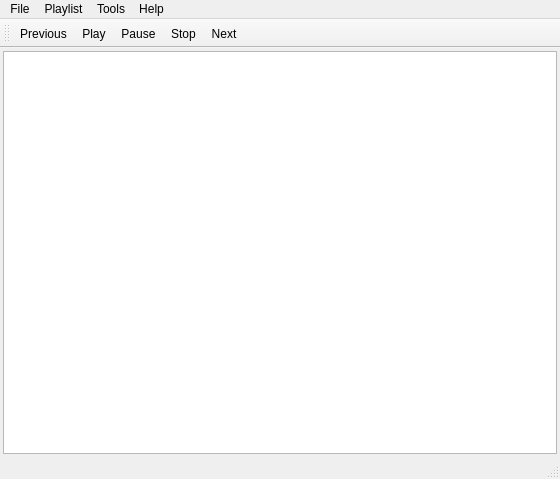
The window that mainwindow.ui (ksv1986/qsmmp) describes before a commit, drawn with Qt 5.
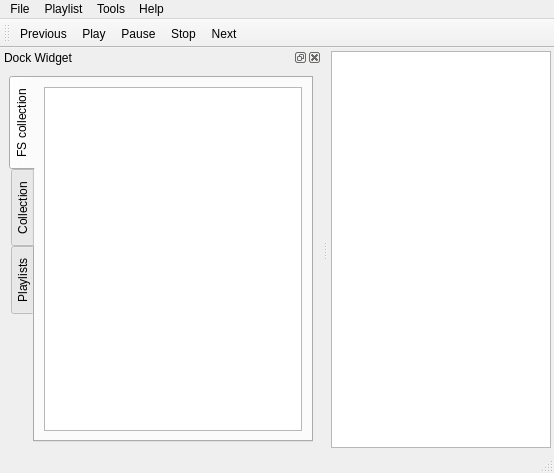
The same window after the commit. Icons and pictures are not drawn.

Diff of the .ui file:
```diff
--- a/mainwindow.ui
+++ b/mainwindow.ui
@@ -6,8 +6,8 @@
    <rect>
     <x>0</x>
     <y>0</y>
-    <width>560</width>
-    <height>479</height>
+    <width>554</width>
+    <height>473</height>
    </rect>
   </property>
   <property name="windowTitle">
@@ -19,18 +19,28 @@
      <number>3</number>
     </property>
     <item row="0" column="0">
-     <widget class="QSplitter" name="splitter">
-      <property name="orientation">
-       <enum>Qt::Horizontal</enum>
+     <widget class="QTableView" name="tableView">
+      <property name="acceptDrops">
+       <bool>true</bool>
       </property>
-      <widget class="QListView" name="listView">
-       <property name="alternatingRowColors">
-        <bool>true</bool>
-       </property>
-       <property name="isWrapping" stdset="0">
-        <bool>false</bool>
-       </property>
-      </widget>
+      <property name="editTriggers">
+       <set>QAbstractItemView::NoEditTriggers</set>
+      </property>
+      <property name="selectionBehavior">
+       <enum>QAbstractItemView::SelectRows</enum>
+      </property>
+      <property name="showGrid">
+       <bool>false</bool>
+      </property>
+      <property name="wordWrap">
+       <bool>false</bool>
+      </property>
+      <property name="cornerButtonEnabled">
+       <bool>false</bool>
+      </property>
+      <attribute name="verticalHeaderVisible">
+       <bool>false</bool>
+      </attribute>
      </widget>
     </item>
    </layout>
@@ -41,8 +51,8 @@
     <rect>
      <x>0</x>
      <y>0</y>
-     <width>560</width>
-     <height>24</height>
+     <width>554</width>
+     <height>25</height>
     </rect>
    </property>
    <widget class="QMenu" name="menuFile">
@@ -88,6 +98,64 @@
    <addaction name="actionStop"/>
    <addaction name="actionNext"/>
   </widget>
+  <widget class="QDockWidget" name="dockWidget">
+   <property name="features">
+    <set>QDockWidget::AllDockWidgetFeatures</set>
+   </property>
+   <property name="windowTitle">
+    <string>Dock Widget</string>
+   </property>
+   <attribute name="dockWidgetArea">
+    <number>1</number>
+   </attribute>
+   <widget class="QWidget" name="dockWidgetContents">
+    <layout class="QGridLayout" name="gridLayout_2">
+     <item row="0" column="0">
+      <widget class="QTabWidget" name="tabWidget">
+       <property name="tabPosition">
+        <enum>QTabWidget::West</enum>
+       </property>
+       <property name="currentIndex">
+        <number>0</number>
+       </property>
+       <property name="documentMode">
+        <bool>false</bool>
+       </property>
+       <widget class="QWidget" name="tab">
+        <attribute name="title">
+         <string>FS collection</string>
+        </attribute>
+        <layout class="QGridLayout" name="gridLayout_3">
+         <item row="0" column="0">
+          <widget class="QTreeView" name="treeView">
+           <property name="editTriggers">
+            <set>QAbstractItemView::NoEditTriggers</set>
+           </property>
+           <property name="dragEnabled">
+            <bool>true</bool>
+           </property>
+           <property name="dragDropMode">
+            <enum>QAbstractItemView::DragOnly</enum>
+           </property>
+          </widget>
+         </item>
+        </layout>
+       </widget>
+       <widget class="QWidget" name="tab_2">
+        <attribute name="title">
+         <string>Collection</string>
+        </attribute>
+       </widget>
+       <widget class="QWidget" name="tab_3">
+        <attribute name="title">
+         <string>Playlists</string>
+        </attribute>
+       </widget>
+      </widget>
+     </item>
+    </layout>
+   </widget>
+  </widget>
   <action name="actionPrevious">
    <property name="icon">
     <iconset>
```
Left out of the diff: 6 changed lines with no effect on the pictures.
